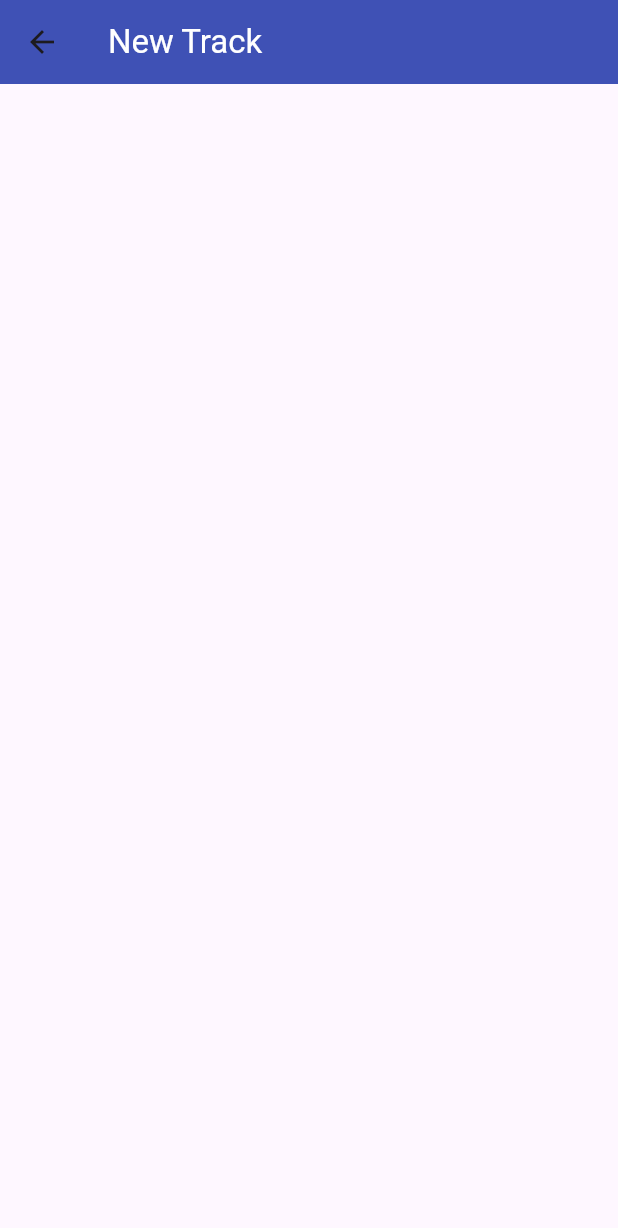
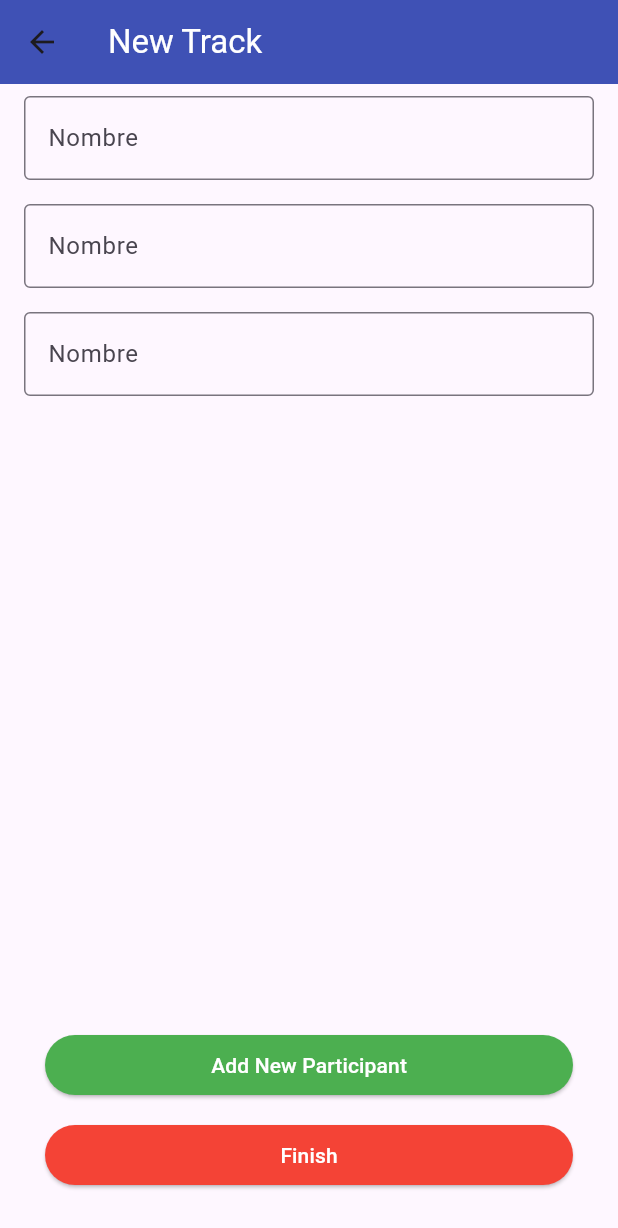
Before and after one commit to DiegoIturra/SplitTrack, a Flutter app: the NewTrackScreen screen opened by its route, on a phone screen of 412 x 824 dp. Shown: the top 1228 px of the screen. Run offline on Flutter 3.47's test engine with Material 3 defaults, Android fonts, the phone set to English and light mode, and no system bars; network calls fail.

Commit message:
feat: initial version of new track screen with three input text and two buttons, one for add a new participants (without functionality yet) , and the other for finish and return to the main screen

```diff
--- a/lib/screens/new_track_screen.dart
+++ b/lib/screens/new_track_screen.dart
@@ -1,4 +1,5 @@
 import 'package:flutter/material.dart';
+import 'package:split_track/screens/screens.dart';
 
 class NewTrackScreen extends StatelessWidget {
   const NewTrackScreen({super.key});
@@ -10,6 +11,72 @@ class NewTrackScreen extends StatelessWidget {
         title: const Text("New Track", style: TextStyle(color: Colors.white)),
         backgroundColor: Colors.indigo,
       ),
+      body: Column(
+        children: [
+          Expanded(
+            child: ListView.builder(
+              itemCount: 3,
+              itemBuilder: (context, index) {
+                return Padding(
+                  padding: EdgeInsetsGeometry.symmetric(
+                    horizontal: 16,
+                    vertical: 8,
+                  ),
+                  child: TextFormField(
+                    textCapitalization: TextCapitalization.words,
+                    decoration: const InputDecoration(
+                      labelText: 'Nombre',
+                      hintText: 'Ingresa un nombre',
+                      border: OutlineInputBorder(),
+                    ),
+                  ),
+                );
+              },
+            ),
+          ),
+          Padding(
+            padding: const EdgeInsets.all(30),
+            child: SizedBox(
+              width: double.infinity,
+              child: Column(
+                children: [
+                  SizedBox(
+                    width: double.infinity,
+                    child: ElevatedButton(
+                      onPressed: () {
+                        debugPrint('Added a new participant');
+                      },
+                      style: ButtonStyle(
+                        backgroundColor: WidgetStateProperty.all(Colors.green),
+                        foregroundColor: WidgetStateProperty.all(Colors.white),
+                      ),
+                      child: const Text("Add New Participant"),
+                    ),
+                  ),
+                  const SizedBox(height: 12),
+                  SizedBox(
+                    width: double.infinity,
+                    child: ElevatedButton(
+                      onPressed: () {
+                        debugPrint('Finish');
+                        final route = MaterialPageRoute(
+                          builder: (context) => const TrackListScreen(),
+                        );
+                        Navigator.push(context, route);
+                      },
+                      style: ButtonStyle(
+                        backgroundColor: WidgetStateProperty.all(Colors.red),
+                        foregroundColor: WidgetStateProperty.all(Colors.white),
+                      ),
+                      child: const Text("Finish"),
+                    ),
+                  ),
+                ],
+              ),
+            ),
+          ),
+        ],
+      ),
     );
   }
 }
```
